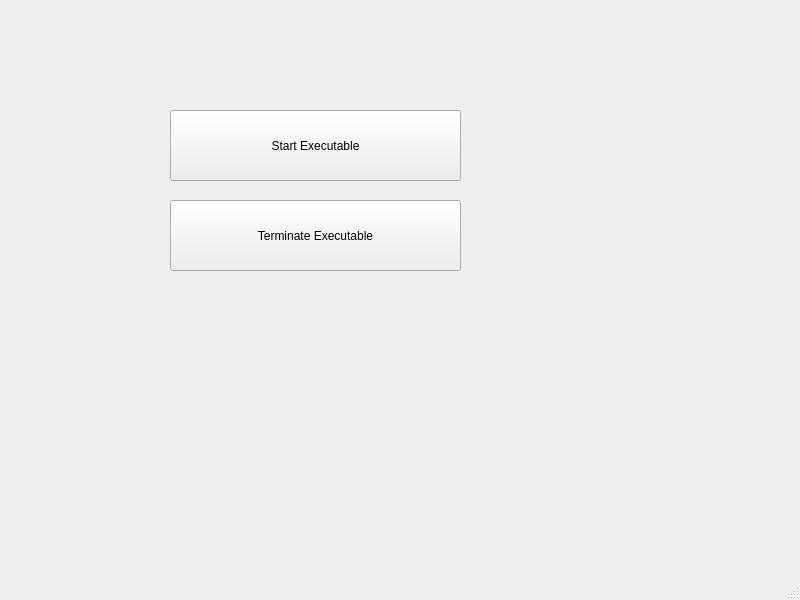
This is local/src/GUI/mainwindow.ui in oscell/Track-Record as Qt 5 draws it before an edit. The edited form follows.
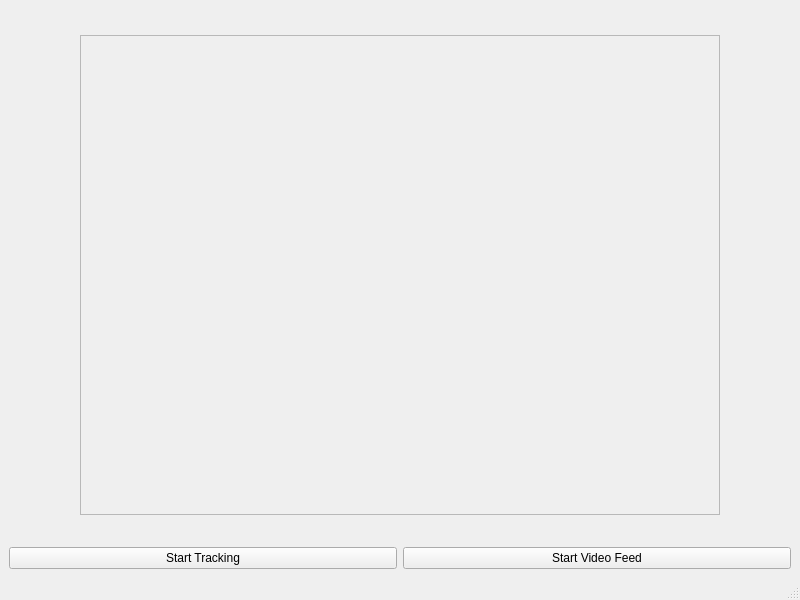
This is the edited form.

What changed in the file:
```diff
--- a/local/src/GUI/mainwindow.ui
+++ b/local/src/GUI/mainwindow.ui
@@ -14,32 +14,84 @@
    <string>MainWindow</string>
   </property>
   <widget class="QWidget" name="centralwidget">
-   <widget class="QPushButton" name="pushButton">
-    <property name="geometry">
-     <rect>
-      <x>170</x>
-      <y>110</y>
-      <width>291</width>
-      <height>71</height>
-     </rect>
-    </property>
-    <property name="text">
-     <string>Start Executable</string>
-    </property>
-   </widget>
-   <widget class="QPushButton" name="terminateButton">
-    <property name="geometry">
-     <rect>
-      <x>170</x>
-      <y>200</y>
-      <width>291</width>
-      <height>71</height>
-     </rect>
-    </property>
-    <property name="text">
-     <string>Terminate Executable</string>
-    </property>
-   </widget>
+   <layout class="QVBoxLayout" name="verticalLayout">
+    <item>
+     <layout class="QHBoxLayout" name="horizontalLayout">
+      <item>
+       <spacer name="horizontalSpacer">
+        <property name="sizeType">
+         <enum>QSizePolicy::Expanding</enum>
+        </property>
+        <property name="sizeHint" stdset="0">
+         <size>
+          <width>40</width>
+          <height>20</height>
+         </size>
+        </property>
+       </spacer>
+      </item>
+      <item>
+       <widget class="QLabel" name="videoFeedLabel">
+        <property name="minimumSize">
+         <size>
+          <width>640</width>
+          <height>480</height>
+         </size>
+        </property>
+        <property name="maximumSize">
+         <size>
+          <width>640</width>
+          <height>480</height>
+         </size>
+        </property>
+        <property name="frameShape">
+         <enum>QFrame::StyledPanel</enum>
+        </property>
+        <property name="frameShadow">
+         <enum>QFrame::Sunken</enum>
+        </property>
+        <property name="text">
+         <string/>
+        </property>
+        <property name="scaledContents">
+         <bool>true</bool>
+        </property>
+       </widget>
+      </item>
+      <item>
+       <spacer name="horizontalSpacer_2">
+        <property name="sizeType">
+         <enum>QSizePolicy::Expanding</enum>
+        </property>
+        <property name="sizeHint" stdset="0">
+         <size>
+          <width>40</width>
+          <height>20</height>
+         </size>
+        </property>
+       </spacer>
+      </item>
+     </layout>
+    </item>
+    <item>
+     <layout class="QHBoxLayout" name="horizontalLayout_2">
+      <item>
+       <widget class="QPushButton" name="toggleSendValueButton">
+        <property name="text">
+         <string>Start Tracking</string>
+        </property>
+       </widget>
+      </item>
+      <item>
+       <widget class="QPushButton" name="startVideoFeedButton">
+        <property name="text">
+         <string>Start Video Feed</string>
+        </property>
+       </widget>
+      </item>
+     </layout>
+    </item>
+   </layout>
   </widget>
   <widget class="QMenuBar" name="menubar">
    <property name="geometry">
```
Left out of the diff: 2 changed lines with no effect on the pictures.
